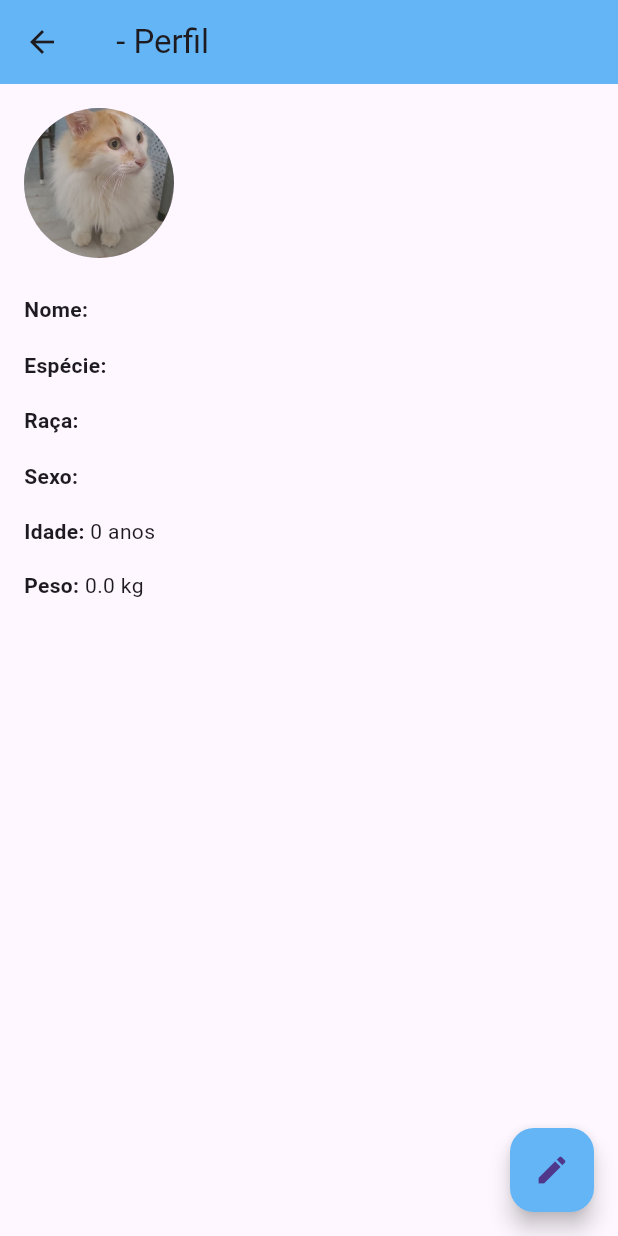
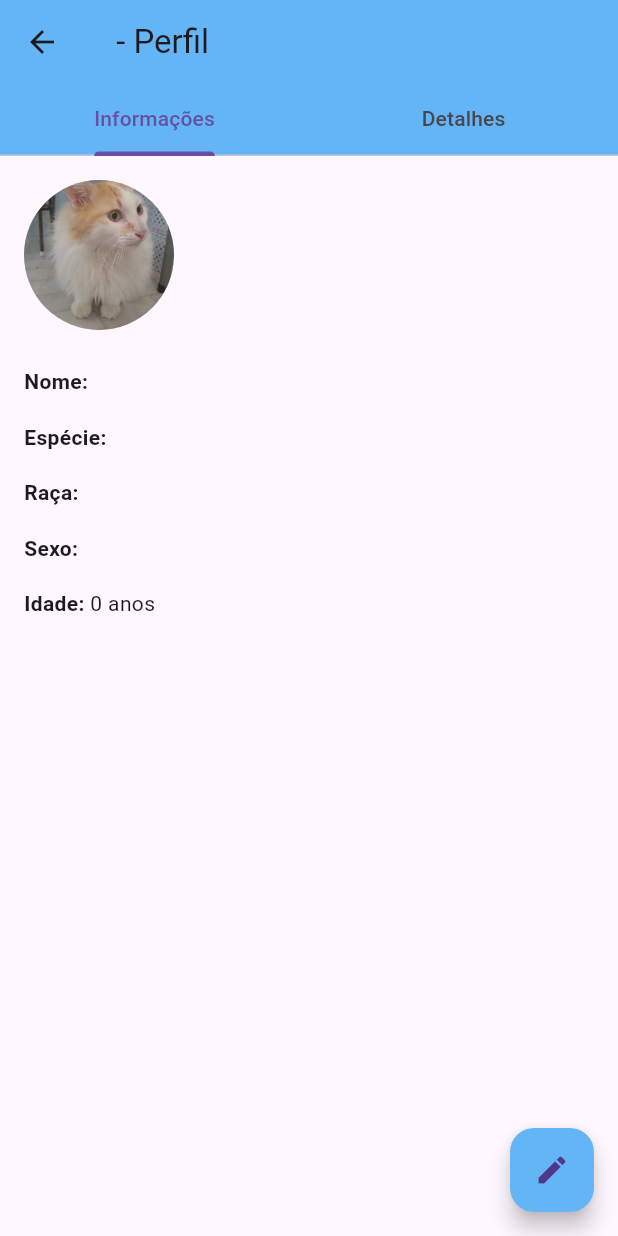
Before and after one commit to larafvitoriano/projeto-final-flutter, a Flutter app: the PetProfilePage screen opened directly with empty values, on a phone screen of 412 x 824 dp. Run offline on Flutter 3.47's test engine with Material 3 defaults, Android fonts, the phone set to English and light mode, and no system bars; our stand-ins replace cloud_firestore, firebase_auth, firebase_core, fl_chart, sqflite; accounts and stored records are empty; generated files the repository leaves out were written again.

Commit message:
refac: refatoração geral

```diff
--- a/lib/database/contracts/vaccine_contract.dart
+++ b/lib/database/contracts/vaccine_contract.dart
@@ -5,4 +5,5 @@ class VaccineContract {
   static const String nameColumn = 'name';
   static const String dateColumn = 'date';
   static const String nextDoseDateColumn = 'nextDoseDate';
+  static const String notesColumn = 'notes';
 }
--- a/lib/database/helpers/database_helper.dart
+++ b/lib/database/helpers/database_helper.dart
@@ -46,6 +46,7 @@ class DatabaseHelper {
               " ${VaccineContract.nameColumn} TEXT, "
               " ${VaccineContract.dateColumn} TEXT, "
               " ${VaccineContract.nextDoseDateColumn} TEXT, "
+              " ${VaccineContract.notesColumn} TEXT, "
               " FOREIGN KEY (${VaccineContract.petIdColumn}) REFERENCES ${PetContract.petTable}(${PetContract.idColumn}))",
         );
         await db.execute(
--- a/lib/database/models/vaccine.dart
+++ b/lib/database/models/vaccine.dart
@@ -6,6 +6,7 @@ class Vaccine {
   String name;
   String date;
   String nextDoseDate;
+  String? notes;
 
   Vaccine({
     this.id,
@@ -13,6 +14,7 @@ class Vaccine {
     required this.name,
     required this.date,
     required this.nextDoseDate,
+    this.notes,
   });
 
   Map<String, dynamic> toMap() {
@@ -22,6 +24,7 @@ class Vaccine {
       VaccineContract.nameColumn: name,
       VaccineContract.dateColumn: date,
       VaccineContract.nextDoseDateColumn: nextDoseDate,
+      VaccineContract.notesColumn: notes,
     };
   }
 
@@ -32,6 +35,7 @@ class Vaccine {
       name: map[VaccineContract.nameColumn],
       date: map[VaccineContract.dateColumn],
       nextDoseDate: map[VaccineContract.nextDoseDateColumn],
+      notes: map[VaccineContract.notesColumn],
     );
   }
 }
--- a/lib/screens/pet/pet_form.dart
+++ b/lib/screens/pet/pet_form.dart
@@ -4,7 +4,7 @@ import '../../database/repositories/pet_repository.dart';
 import '../../database/helpers/database_helper.dart';
 
 class PetForm extends StatefulWidget {
-  final Pet? pet; // Pet opcional para edição
+  final Pet? pet;
   final bool isEditing;
 
   const PetForm({this.pet, this.isEditing = false, super.key});
--- a/lib/screens/pet/pet_profile.dart
+++ b/lib/screens/pet/pet_profile.dart
@@ -1,51 +1,104 @@
 import 'package:flutter/material.dart';
+
 import '../../database/models/pet.dart';
+
 import '.../../pet_form.dart';
 
-class PetProfilePage extends StatelessWidget {
+class PetProfilePage extends StatefulWidget {
   final Pet pet;
 
   const PetProfilePage({required this.pet, super.key});
 
   @override
+  _PetProfilePageState createState() => _PetProfilePageState();
+}
+
+class _PetProfilePageState extends State<PetProfilePage>
+    with SingleTickerProviderStateMixin {
+  late TabController _tabController;
+
+  @override
+  void initState() {
+    super.initState();
+    _tabController = TabController(length: 2, vsync: this);
+  }
+
+  @override
+  void dispose() {
+    _tabController.dispose();
+    super.dispose();
+  }
+
+  @override
   Widget build(BuildContext context) {
     return Scaffold(
       appBar: AppBar(
-        title: Text('${pet.name} - Perfil'),
+        title: Text('${widget.pet.name} - Perfil'),
         backgroundColor: Colors.blue[300],
-      ),
-      body: Padding(
-        padding: const EdgeInsets.all(16.0),
-        child: Column(
-          crossAxisAlignment: CrossAxisAlignment.start,
-          children: <Widget>[
-            const CircleAvatar(
-              radius: 50,
-              backgroundImage: AssetImage('assets/ed.jpg'),
-            ),
-            const SizedBox(height: 16),
-            _buildInfoRow('Nome', pet.name),
-            _buildInfoRow('Espécie', pet.species),
-            _buildInfoRow('Raça', pet.breed),
-            _buildInfoRow('Sexo', pet.sex),
-            _buildInfoRow('Idade', '${pet.age} anos'),
-            if (pet.weight != null) _buildInfoRow('Peso', '${pet.weight} kg'),
-            if (pet.allergy != null && pet.allergy!.isNotEmpty) _buildInfoRow('Alergia', pet.allergy!),
-            if (pet.observations != null && pet.observations!.isNotEmpty) _buildInfoRow('Observações', pet.observations!),
+        bottom: TabBar(
+          controller: _tabController,
+          tabs: const [
+            Tab(text: 'Informações'),
+            Tab(text: 'Detalhes'),
           ],
         ),
+      ),
+      body: TabBarView(
+        controller: _tabController,
+        children: [
+          _buildInfoTab(widget.pet),
+          _buildDetailsTab(widget.pet),
+        ],
       ),
       floatingActionButton: FloatingActionButton(
         onPressed: () {
           Navigator.push(
             context,
             MaterialPageRoute(
-              builder: (context) => PetForm(pet: pet, isEditing: true), // Passa o pet existente para edição
+              builder: (context) =>
+                  PetForm(pet: widget.pet, isEditing: true),
             ),
           );
         },
         child: const Icon(Icons.edit),
         backgroundColor: Colors.blue[300],
+      ),
+    );
+  }
+
+  Widget _buildInfoTab(Pet pet) {
+    return Padding(
+      padding: const EdgeInsets.all(16.0),
+      child: Column(
+        crossAxisAlignment: CrossAxisAlignment.start,
+        children: <Widget>[
+          const CircleAvatar(
+            radius: 50,
+            backgroundImage: AssetImage('assets/ed.jpg'),
+          ),
+          const SizedBox(height: 16),
+          _buildInfoRow('Nome', pet.name),
+          _buildInfoRow('Espécie', pet.species),
+          _buildInfoRow('Raça', pet.breed),
+          _buildInfoRow('Sexo', pet.sex),
+          _buildInfoRow('Idade', '${pet.age} anos'),
+        ],
+      ),
+    );
+  }
+
+  Widget _buildDetailsTab(Pet pet) {
+    return Padding(
+      padding: const EdgeInsets.all(16.0),
+      child: Column(
+        crossAxisAlignment: CrossAxisAlignment.start,
+        children: <Widget>[
+          if (pet.weight != null) _buildInfoRow('Peso', '${pet.weight} kg'),
+          if (pet.allergy != null && pet.allergy!.isNotEmpty)
+            _buildInfoRow('Alergia', pet.allergy!),
+          if (pet.observations != null && pet.observations!.isNotEmpty)
+            _buildInfoRow('Observações', pet.observations!),
+        ],
       ),
     );
   }
--- a/lib/services/sync_service.dart
+++ b/lib/services/sync_service.dart
@@ -138,6 +138,7 @@ class SyncService {
       'name': vaccine.name,
       'date': vaccine.date,
       'nextDoseDate': vaccine.nextDoseDate,
+      'notes': vaccine.notes,
     }, SetOptions(merge: true));
   }
 
@@ -165,6 +166,7 @@ class SyncService {
         'name': vaccine.name,
         'date': vaccine.date,
         'nextDoseDate': vaccine.nextDoseDate,
+        'notes': vaccine.notes,
       });
     }
   }
@@ -398,6 +400,7 @@ class SyncService {
           name: vData['name'],
           date: vData['date'],
           nextDoseDate: vData['nextDoseDate'],
+          notes: vData['notes'],
         );
         await vaccineRepository.insertVaccine(vaccine);
       }
```
Also changed, not shown: lib/screens/medicamentos/medicamentos_form.dart (+145 -60 lines), lib/screens/vacinas/vacinas_form.dart (+16 -1 lines), lib/screens/vacinas/vacinas_pet_page.dart (+11 -0 lines), flutter_01.png (added).
